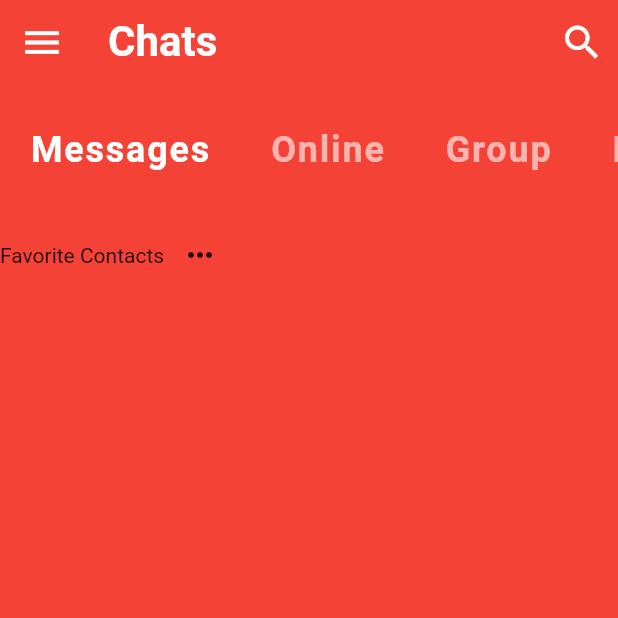
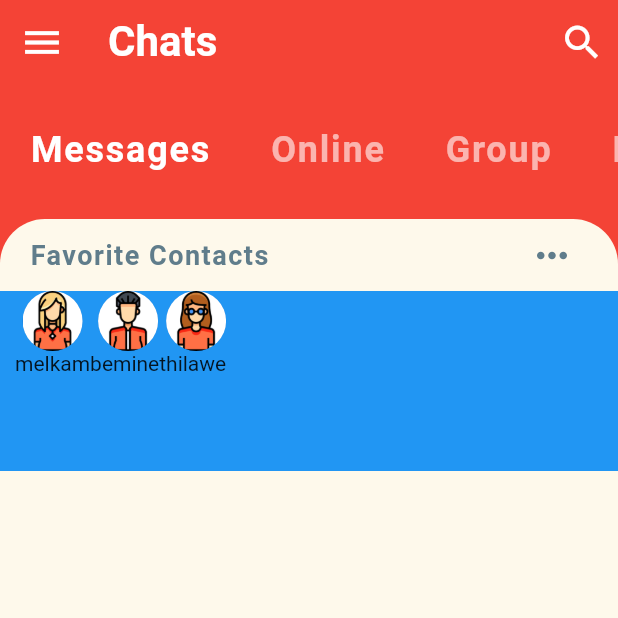
Before and after one commit to selambeyu/flutter_chat_learn, a Flutter app: the screen it shows after launch, on a phone screen of 412 x 824 dp, the top half of it. Run offline on Flutter 3.47's test engine with Material 2 defaults, Android fonts, the phone set to English and light mode, and no system bars.

Commit message:
add image in circular avatar

```diff
--- a/lib/models/message_model.dart
+++ b/lib/models/message_model.dart
@@ -16,14 +16,14 @@ Message({
 final User currenUser=User(
   id:0,
   name:"current user",
-  imageUrl:"assets/images/current.png"
+  imageUrl:"../assets/images/current.png"
 );
 
 
 final User melkam=User(
     id:1,
     name:"melkam",
-    imageUrl:"assets/images/melkam"
+    imageUrl:"assets/images/melkam.png"
 );
 
 final User beminet=User(
--- a/lib/screens/home_screen.dart
+++ b/lib/screens/home_screen.dart
@@ -38,7 +38,7 @@ class _HomeScreenState extends State<HomeScreen>{
            Expanded(
            child:Container(
 
-             decoration: BoxDecoration(color: Theme.of(context).primaryColor,
+             decoration: BoxDecoration(color: Theme.of(context).accentColor,
                borderRadius: BorderRadius.only(
                  topLeft: Radius.circular(30.0),
                  topRight: Radius.circular(30.0)
--- a/lib/widgets/favorite_contact.dart
+++ b/lib/widgets/favorite_contact.dart
@@ -1,22 +1,63 @@
 import 'package:flutter/material.dart';
+
+import '../models/message_model.dart';
 
 
 class FavoriteContact extends StatelessWidget{
   @override
   Widget build(BuildContext context) {
     // TODO: implement build
-    return Row(
+    return Column(
+      children:<Widget>[
+        Padding(
+          padding: EdgeInsets.symmetric(horizontal: 20.0),
+          child:Row(
+            mainAxisAlignment: MainAxisAlignment.spaceBetween,
             children: <Widget>[
-        Text("Favorite Contacts"),
+              Text("Favorite Contacts",
+                  style:TextStyle(
+                      color: Colors.blueGrey,
+                      fontSize: 18.0,
+                      fontWeight: FontWeight.bold,
+                      letterSpacing: 1.0
+
+                  )),
               IconButton(
                 icon: Icon(
                     Icons.more_horiz
                 ),
+                iconSize: 30.0,
+                color: Colors.blueGrey,
                 onPressed: (){
 
                 },
               ),
             ],
+          ),
+        ),
+        Container(
+          height: 120.0,
+          color: Colors.blue,
+          child: ListView.builder(
+            padding: EdgeInsets.only(left: 10.0),
+            scrollDirection: Axis.horizontal,
+            itemCount: favorite.length,
+            itemBuilder: (BuildContext context, int index){
+              return Column(
+                children: <Widget>[
+                  CircleAvatar(
+                    radius: 20.0,
+                    backgroundImage: AssetImage(favorite[index].imageUrl),
+
+                  ),
+                  Text(favorite[index].name)
+                ],
+              );
+            }
+
+          ),
+        )
+      ]
    );
   }
 
```
Also changed, not shown: pubspec.yaml (+9 -5 lines), assets/images/IMG_0329.jpg (added), assets/images/melkephoto.jpeg (added), assets/images/melkity.jpeg (added), assets/images/melkphoto.jpeg (added). Lines whose indentation alone changed are shown as unchanged.
